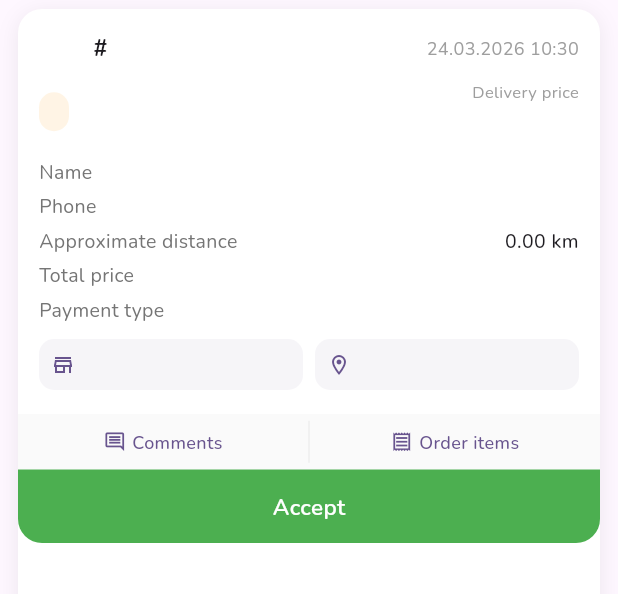
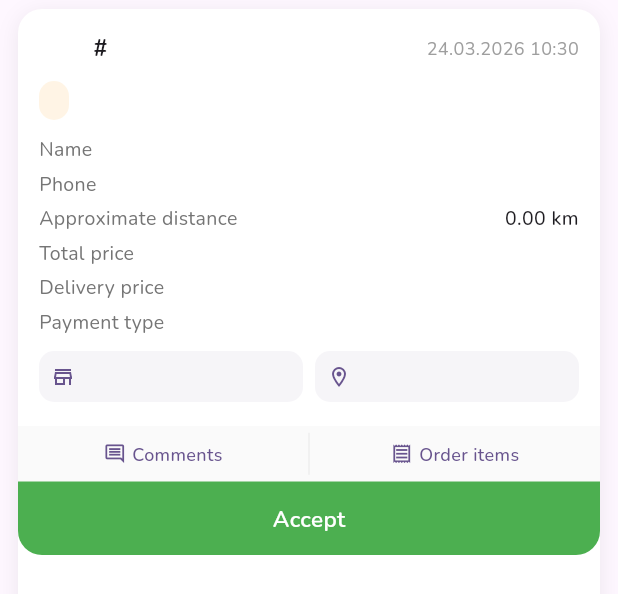
Before and after one commit to Dave93/new_arryt, a Flutter app: the WaitingOrderCard widget shown alone on an empty page, opened directly with empty values, on a phone screen of 412 x 824 dp. Shown: the top 594 px of the screen. Run offline on Flutter 3.47's test engine with Material 3 defaults, Android fonts, the phone set to English and light mode, and no system bars; drawn by our look-alikes of cached_network_image; our stand-ins replace action_slider, animated_toggle_switch, auto_route, auto_size_text, bloc, currency_text_input_formatter and 32 more; missing offline and left inert: android_intent_plus, animated_snack_bar, app_settings, chatview, currency_formatter, dio_http2_adapter and 8 more; accounts and stored records are empty; generated files the repository leaves out were written again; network calls fail.

Commit message:
Move delivery price label to info rows below order total
Co-Authored-By: Claude Opus 4.6 (1M context) <noreply@anthropic.com>

```diff
--- a/mob/lib/widgets/orders/waiting_order_card.dart
+++ b/mob/lib/widgets/orders/waiting_order_card.dart
@@ -268,16 +268,9 @@ class _WaitingOrderCardState extends State<WaitingOrderCard> {
                   child: Text(widget.order.orderStatus.localizedName(Localizations.localeOf(context).languageCode),
                       style: TextStyle(color: _statusColor, fontSize: 12, fontWeight: FontWeight.w600)),
                 ),
-                Column(
-                  crossAxisAlignment: CrossAxisAlignment.end,
-                  children: [
-                    Text(l10n.delivery_price,
-                        style: TextStyle(fontSize: 11, color: Colors.grey.shade500)),
-                    Text(
-                      CurrencyFormatter.format(widget.order.delivery_price, euroSettings),
-                      style: const TextStyle(fontSize: 18, fontWeight: FontWeight.bold),
-                    ),
-                  ],
+                Text(
+                  CurrencyFormatter.format(widget.order.delivery_price, euroSettings),
+                  style: const TextStyle(fontSize: 18, fontWeight: FontWeight.bold),
                 ),
               ],
             ),
@@ -295,6 +288,8 @@ class _WaitingOrderCardState extends State<WaitingOrderCard> {
                     "${widget.order.pre_distance.toStringAsFixed(2)} ${l10n.km_label}"),
                 _infoRow(l10n.order_total_price,
                     CurrencyFormatter.format(widget.order.order_price, euroSettings)),
+                _infoRow(l10n.delivery_price,
+                    CurrencyFormatter.format(widget.order.delivery_price, euroSettings)),
                 _infoRow(l10n.payment_type, widget.order.paymentType?.toUpperCase() ?? ''),
               ],
             ),
```
Also changed, not shown: mob/lib/widgets/orders/current_order_card.dart (+5 -10 lines).
